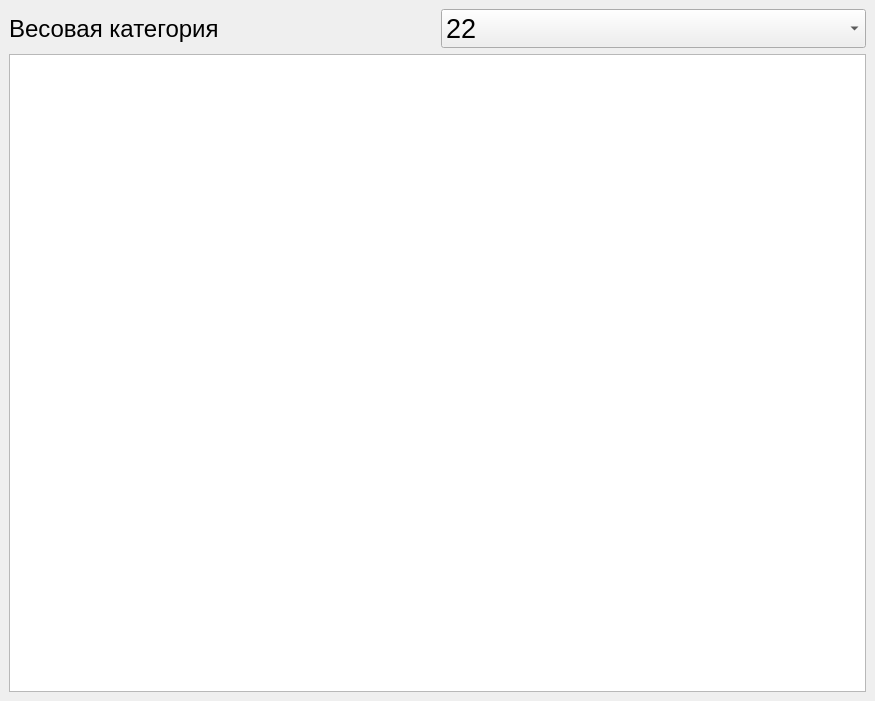
Above: ui_files/members_list.ui from Vanovango/Scoreboard_2 before the change. Below: the same form after it.
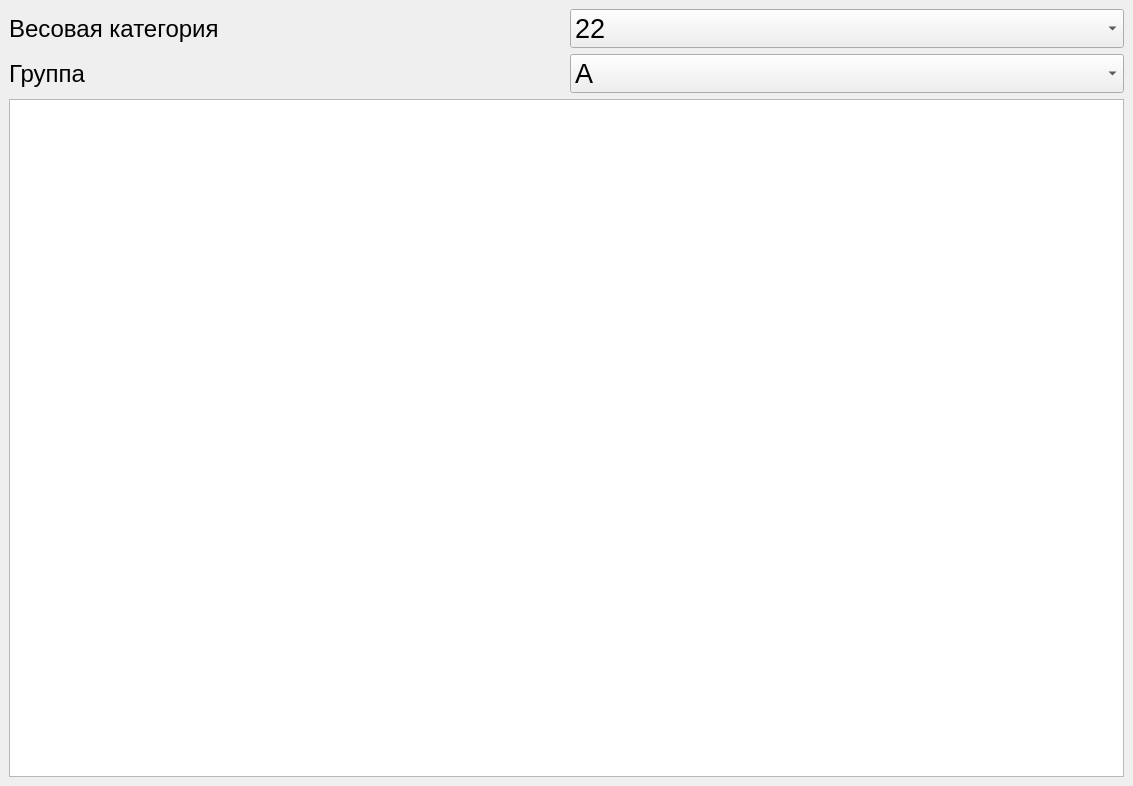
That is the form after the change.

The edit to the form file:
```diff
--- a/ui_files/members_list.ui
+++ b/ui_files/members_list.ui
@@ -6,8 +6,8 @@
    <rect>
     <x>0</x>
     <y>0</y>
-    <width>875</width>
-    <height>701</height>
+    <width>1133</width>
+    <height>786</height>
    </rect>
   </property>
   <property name="windowTitle">
@@ -15,7 +15,10 @@
   </property>
   <widget class="QWidget" name="centralwidget">
    <layout class="QGridLayout" name="gridLayout">
-    <item row="0" column="0">
+    <item row="3" column="0" colspan="2">
+     <widget class="QListView" name="listView_members_list"/>
+    </item>
+    <item row="1" column="0">
      <widget class="QLabel" name="label_name_weight_category">
       <property name="font">
        <font>
@@ -25,9 +28,12 @@
       <property name="text">
        <string>Весовая категория</string>
       </property>
+      <property name="alignment">
+       <set>Qt::AlignLeading|Qt::AlignLeft|Qt::AlignVCenter</set>
+      </property>
      </widget>
     </item>
-    <item row="0" column="1">
+    <item row="1" column="1">
      <widget class="QComboBox" name="comboBox_weight_category">
       <property name="font">
        <font>
@@ -64,8 +70,57 @@
       </item>
      </widget>
     </item>
-    <item row="1" column="0" colspan="2">
-     <widget class="QListView" name="listView_members_list"/>
+    <item row="2" column="1">
+     <widget class="QComboBox" name="comboBox_group">
+      <property name="font">
+       <font>
+        <pointsize>20</pointsize>
+        <weight>50</weight>
+        <bold>false</bold>
+       </font>
+      </property>
+      <property name="editable">
+       <bool>false</bool>
+      </property>
+      <property name="currentText">
+       <string>А</string>
+      </property>
+      <item>
+       <property name="text">
+        <string>А</string>
+       </property>
+      </item>
+      <item>
+       <property name="text">
+        <string>Б</string>
+       </property>
+      </item>
+      <item>
+       <property name="text">
+        <string>В</string>
+       </property>
+      </item>
+      <item>
+       <property name="text">
+        <string>Г</string>
+       </property>
+      </item>
+     </widget>
+    </item>
+    <item row="2" column="0">
+     <widget class="QLabel" name="label_name_group">
+      <property name="font">
+       <font>
+        <pointsize>18</pointsize>
+       </font>
+      </property>
+      <property name="text">
+       <string>Группа</string>
+      </property>
+      <property name="alignment">
+       <set>Qt::AlignLeading|Qt::AlignLeft|Qt::AlignVCenter</set>
+      </property>
+     </widget>
     </item>
    </layout>
   </widget>
```
